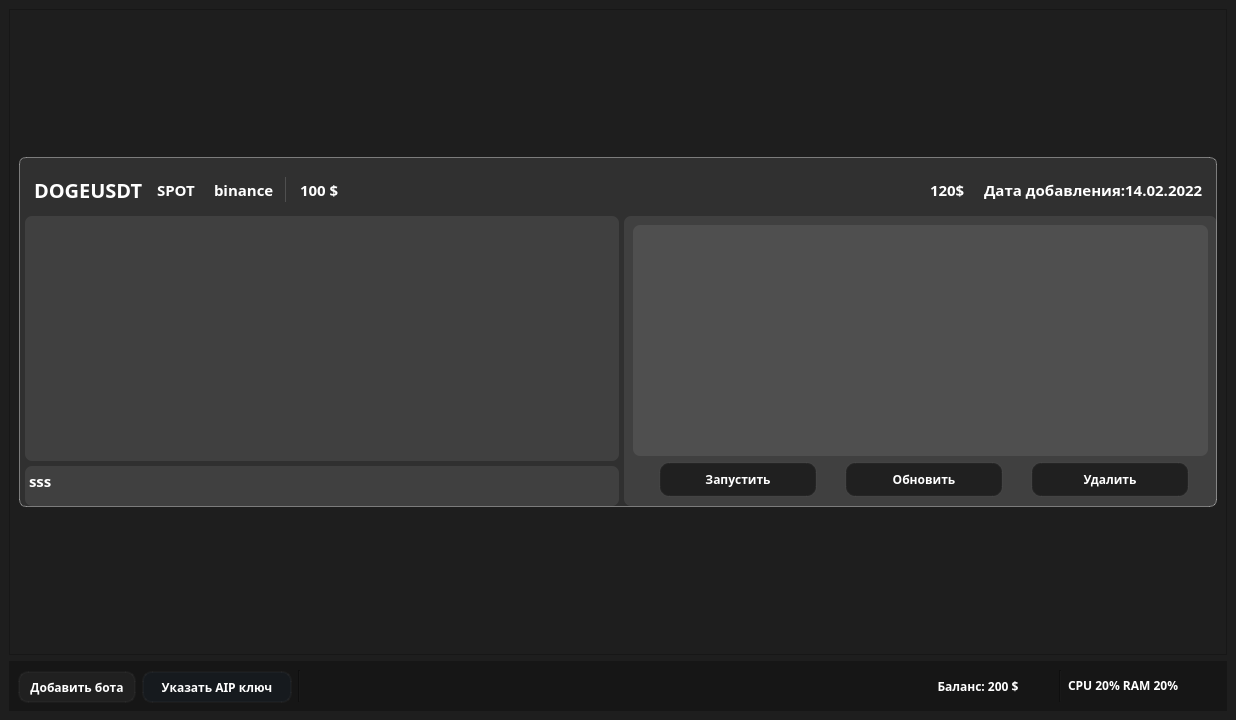
Before: the Qt Designer form exemple_bot.ui in Amadey331/calibri_app, drawn with Qt 5.
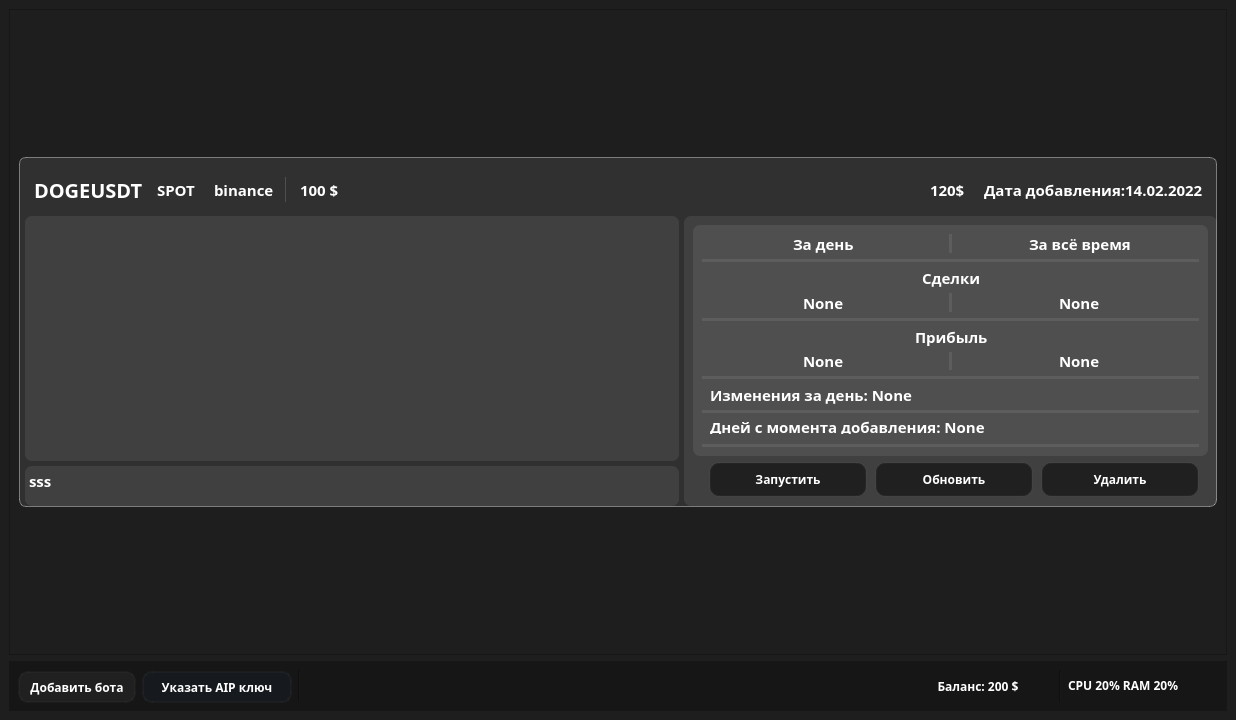
After: the same form once the commit is applied.

```diff
--- a/exemple_bot.ui
+++ b/exemple_bot.ui
@@ -305,7 +305,7 @@
                   </layout>
                  </item>
                  <item>
-                  <widget class="QGroupBox" name="verticalGroupBox_right">
+                  <widget class="QFrame" name="verticalFrame_right">
                    <property name="maximumSize">
                     <size>
                      <width>600</width>
@@ -320,13 +320,310 @@
                      <number>3</number>
                     </property>
                     <item>
-                     <widget class="QTableView" name="tableView_stratInfo">
-                      <property name="styleSheet">
-                       <string notr="true">border:none;</string>
+                     <widget class="QFrame" name="verticalFrame_Info_start">
+                      <property name="maximumSize">
+                       <size>
+                        <width>515</width>
+                        <height>16777215</height>
+                       </size>
                       </property>
+                      <layout class="QVBoxLayout" name="verticalLayout_4">
+                       <item>
+                        <layout class="QHBoxLayout" name="horizontalLayout_time">
+                         <item alignment="Qt::AlignHCenter|Qt::AlignTop">
+                          <widget class="QLabel" name="label_to_days">
+                           <property name="minimumSize">
+                            <size>
+                             <width>0</width>
+                             <height>30</height>
+                            </size>
+                           </property>
+                           <property name="maximumSize">
+                            <size>
+                             <width>16777215</width>
+                             <height>30</height>
+                            </size>
+                           </property>
+                           <property name="styleSheet">
+                            <string notr="true">color:rgba(255,255,255,1);
+font-weight:bold;
+font-size:15px;
+background-color:None;
+margin-left:4px;
+margin-bottom:10px;
+border:none;
+border-radius:7px;</string>
+                           </property>
+                           <property name="text">
+                            <string>За день</string>
+                           </property>
+                          </widget>
+                         </item>
+                         <item>
+                          <widget class="Line" name="line_8">
+                           <property name="orientation">
+                            <enum>Qt::Vertical</enum>
+                           </property>
+                          </widget>
+                         </item>
+                         <item alignment="Qt::AlignHCenter">
+                          <widget class="QLabel" name="label_all_time">
+                           <property name="minimumSize">
+                            <size>
+                             <width>0</width>
+                             <height>30</height>
+                            </size>
+                           </property>
+                           <property name="maximumSize">
+                            <size>
+                             <width>16777215</width>
+                             <height>30</height>
+                            </size>
+                           </property>
+                           <property name="styleSheet">
+                            <string notr="true">color:rgba(255,255,255,1);
+font-weight:bold;
+font-size:15px;
+background-color:None;
+margin-left:4px;
+margin-bottom:10px;
+border:none;
+border-radius:7px;</string>
+                           </property>
+                           <property name="text">
+                            <string>За всё время</string>
+                           </property>
+                          </widget>
+                         </item>
+                        </layout>
+                       </item>
+                       <item>
+                        <widget class="Line" name="line">
+                         <property name="orientation">
+                          <enum>Qt::Horizontal</enum>
+                         </property>
+                        </widget>
+                       </item>
+                       <item alignment="Qt::AlignHCenter">
+                        <widget class="QLabel" name="label_deals">
+                         <property name="maximumSize">
+                          <size>
+                           <width>16777215</width>
+                           <height>30</height>
+                          </size>
+                         </property>
+                         <property name="styleSheet">
+                          <string notr="true">color:rgba(255,255,255,1);
+font-weight:bold;
+font-size:15px;
+background-color:None;
+margin-left:4px;
+border:none;
+border-radius:7px;</string>
+                         </property>
+                         <property name="text">
+                          <string>Сделки</string>
+                         </property>
+                        </widget>
+                       </item>
+                       <item>
+                        <layout class="QHBoxLayout" name="horizontalLayout_deals">
+                         <item alignment="Qt::AlignHCenter">
+                          <widget class="QLabel" name="label_deals_days">
+                           <property name="maximumSize">
+                            <size>
+                             <width>16777215</width>
+                             <height>30</height>
+                            </size>
+                           </property>
+                           <property name="styleSheet">
+                            <string notr="true">color:rgba(255,255,255,1);
+font-weight:bold;
+font-size:15px;
+background-color:None;
+margin-left:4px;
+border:none;
+border-radius:7px;</string>
+                           </property>
+                           <property name="text">
+                            <string>None</string>
+                           </property>
+                          </widget>
+                         </item>
+                         <item>
+                          <widget class="Line" name="line_7">
+                           <property name="orientation">
+                            <enum>Qt::Vertical</enum>
+                           </property>
+                          </widget>
+                         </item>
+                         <item alignment="Qt::AlignHCenter">
+                          <widget class="QLabel" name="label_deals_allTime">
+                           <property name="styleSheet">
+                            <string notr="true">color:rgba(255,255,255,1);
+font-weight:bold;
+font-size:15px;
+background-color:None;
+margin-left:4px;
+border:none;
+border-radius:7px;</string>
+                           </property>
+                           <property name="text">
+                            <string>None</string>
+                           </property>
+                          </widget>
+                         </item>
+                        </layout>
+                       </item>
+                       <item>
+                        <widget class="Line" name="line_3">
+                         <property name="orientation">
+                          <enum>Qt::Horizontal</enum>
+                         </property>
+                        </widget>
+                       </item>
+                       <item alignment="Qt::AlignHCenter">
+                        <widget class="QLabel" name="label_take">
+                         <property name="maximumSize">
+                          <size>
+                           <width>16777215</width>
+                           <height>30</height>
+                          </size>
+                         </property>
+                         <property name="styleSheet">
+                          <string notr="true">color:rgba(255,255,255,1);
+font-weight:bold;
+font-size:15px;
+background-color:None;
+margin-left:4px;
+border:none;
+border-radius:7px;</string>
+                         </property>
+                         <property name="text">
+                          <string>Прибыль</string>
+                         </property>
+                        </widget>
+                       </item>
+                       <item>
+                        <layout class="QHBoxLayout" name="horizontalLayout_take">
+                         <item alignment="Qt::AlignHCenter">
+                          <widget class="QLabel" name="label_take_days">
+                           <property name="styleSheet">
+                            <string notr="true">color:rgba(255,255,255,1);
+font-weight:bold;
+font-size:15px;
+background-color:None;
+margin-left:4px;
+border:none;
+border-radius:7px;</string>
+                           </property>
+                           <property name="text">
+                            <string>None</string>
+                           </property>
+                          </widget>
+                         </item>
+                         <item>
+                          <widget class="Line" name="line_9">
+                           <property name="orientation">
+                            <enum>Qt::Vertical</enum>
+                           </property>
+                          </widget>
+                         </item>
+                         <item alignment="Qt::AlignHCenter">
+                          <widget class="QLabel" name="label_take_allTime">
+                           <property name="styleSheet">
+                            <string notr="true">color:rgba(255,255,255,1);
+font-weight:bold;
+font-size:15px;
+background-color:None;
+margin-left:4px;
+border:none;
+border-radius:7px;</string>
+                           </property>
+                           <property name="text">
+                            <string>None</string>
+                           </property>
+                          </widget>
+                         </item>
+                        </layout>
+                       </item>
+                       <item>
+                        <widget class="Line" name="line_4">
+                         <property name="orientation">
+                          <enum>Qt::Horizontal</enum>
+                         </property>
+                        </widget>
+                       </item>
+                       <item>
+                        <widget class="QLabel" name="label_editDays">
+                         <property name="minimumSize">
+                          <size>
+                           <width>0</width>
+                           <height>30</height>
+                          </size>
+                         </property>
+                         <property name="maximumSize">
+                          <size>
+                           <width>16777215</width>
+                           <height>30</height>
+                          </size>
+                         </property>
+                         <property name="styleSheet">
+                          <string notr="true">color:rgba(255,255,255,1);
+font-weight:bold;
+font-size:15px;
+background-color:None;
+margin-left:4px;
+margin-bottom:10px;
+border:none;
+border-radius:7px;</string>
+                         </property>
+                         <property name="text">
+                          <string>Изменения за день: None</string>
+                         </property>
+                        </widget>
+                       </item>
+                       <item>
+                        <widget class="Line" name="line_5">
+                         <property name="orientation">
+                          <enum>Qt::Horizontal</enum>
+                         </property>
+                        </widget>
+                       </item>
+                       <item>
+                        <widget class="QLabel" name="label_days_addTime">
+                         <property name="minimumSize">
+                          <size>
+                           <width>0</width>
+                           <height>25</height>
+                          </size>
+                         </property>
+                         <property name="styleSheet">
+                          <string notr="true">color:rgba(255,255,255,1);
+font-weight:bold;
+font-size:15px;
+background-color:None;
+margin-left:4px;
+margin-bottom:10px;
+border:none;
+border-radius:7px;</string>
+                         </property>
+                         <property name="text">
+                          <string>Дней с момента добавления: None</string>
+                         </property>
+                        </widget>
+                       </item>
+                       <item>
+                        <widget class="Line" name="line_6">
+                         <property name="orientation">
+                          <enum>Qt::Horizontal</enum>
+                         </property>
+                        </widget>
+                       </item>
+                      </layout>
                      </widget>
                     </item>
-                    <item>
+                    <item alignment="Qt::AlignBottom">
                      <widget class="QFrame" name="horizontalFrame_bt">
                       <property name="styleSheet">
                        <string notr="true">background-color:#404040;
```
